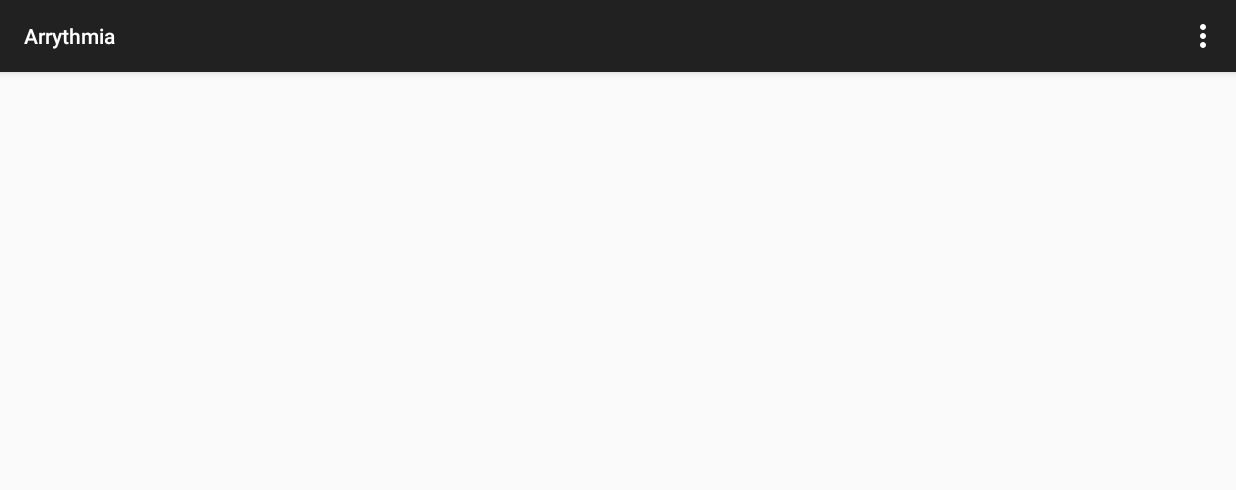
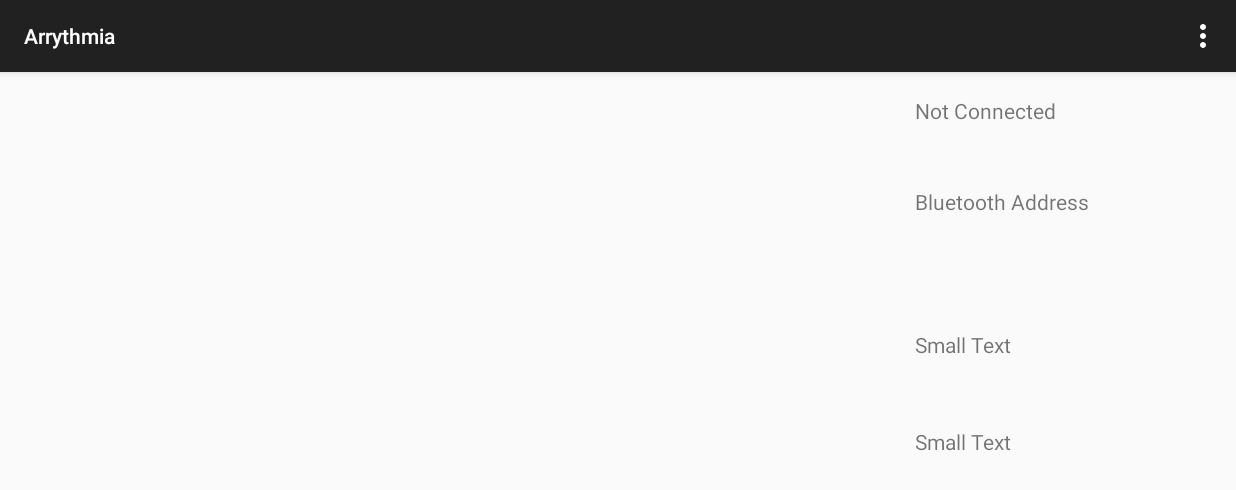
Before and after one commit to newtonmin/ArrythmiaProject, an Android app: the screen it shows after launch (MainActivity), on a phone screen of 824 x 412 dp (held sideways). Shown: the top 490 px of the screen. Run offline under Robolectric (Android 15) with nearby library versions, the phone set to English and light mode, and no system bars.

Commit message:
Added Bluetooth Discovery and Connecting functions.

```diff
--- a/Arrythmia/app/src/main/res/layout/activity_main.xml
+++ b/Arrythmia/app/src/main/res/layout/activity_main.xml
@@ -8,4 +8,59 @@
     android:paddingBottom="@dimen/activity_vertical_margin"
     tools:context="com.siza.arrythmia.app.MainActivity">
 
+    <TextView
+        android:layout_width="400dp"
+        android:layout_height="wrap_content"
+        android:textAppearance="?android:attr/textAppearanceMedium"
+        android:id="@+id/tvDebug"
+        android:layout_alignParentTop="true"
+        android:layout_alignParentLeft="true"
+        android:layout_alignParentStart="true"
+        android:layout_alignParentBottom="true" />
+
+    <TextView
+        android:layout_width="150dp"
+        android:layout_height="wrap_content"
+        android:textAppearance="?android:attr/textAppearanceSmall"
+        android:text="Not Connected"
+        android:id="@+id/tvConState"
+        android:layout_alignParentTop="true"
+        android:layout_alignParentRight="true"
+        android:layout_alignParentEnd="false"
+        android:layout_gravity="right" />
+
+    <TextView
+        android:layout_width="150dp"
+        android:layout_height="wrap_content"
+        android:textAppearance="?android:attr/textAppearanceSmall"
+        android:text="Bluetooth Address"
+        android:id="@+id/tvAddress"
+        android:layout_marginTop="41dp"
+        android:layout_below="@+id/tvConState"
+        android:layout_alignLeft="@+id/tvConState"
+        android:layout_alignStart="@+id/tvConState"
+        android:layout_gravity="right" />
+
+    <TextView
+        android:layout_width="150dp"
+        android:layout_height="wrap_content"
+        android:textAppearance="?android:attr/textAppearanceSmall"
+        android:text="Small Text"
+        android:id="@+id/textView4"
+        android:layout_centerVertical="true"
+        android:layout_alignParentRight="true"
+        android:layout_alignParentEnd="true"
+        android:layout_gravity="right" />
+
+    <TextView
+        android:layout_width="150dp"
+        android:layout_height="wrap_content"
+        android:textAppearance="?android:attr/textAppearanceSmall"
+        android:text="Small Text"
+        android:id="@+id/textView5"
+        android:layout_below="@+id/textView4"
+        android:layout_alignLeft="@+id/textView4"
+        android:layout_alignStart="@+id/textView4"
+        android:layout_marginTop="45dp"
+        android:layout_gravity="right" />
 </RelativeLayout>
```
Also changed, not shown: Arrythmia/app/src/main/java/com/siza/arrythmia/app/MainActivity.java (+78 -1 lines), 1 other file.
